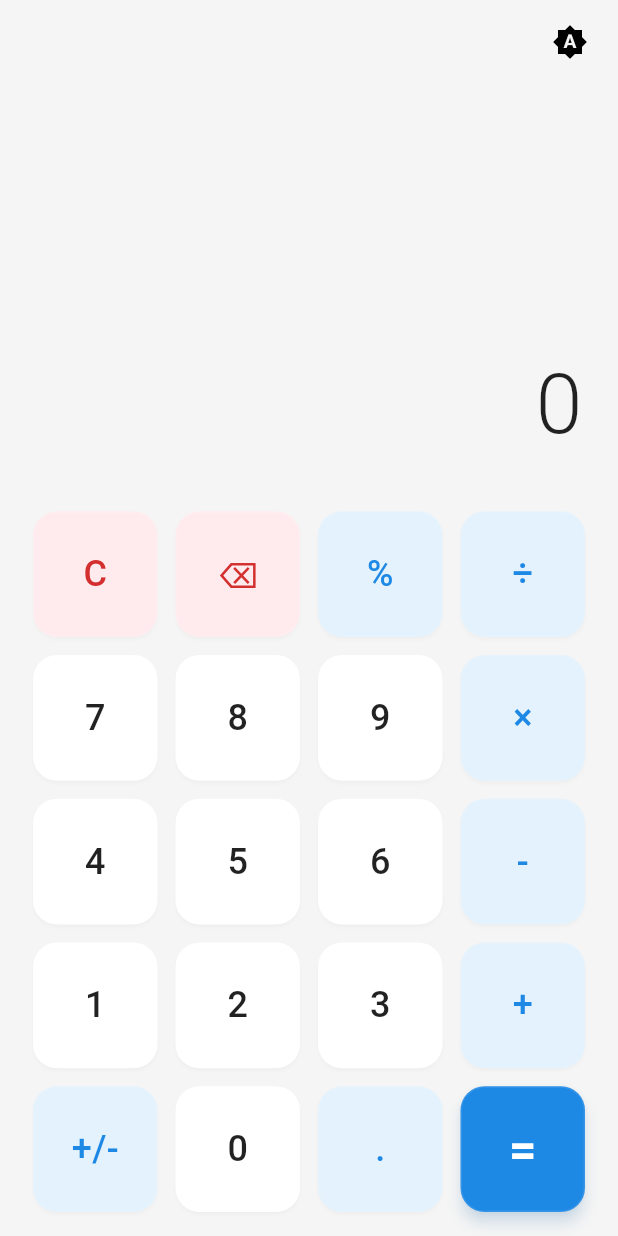
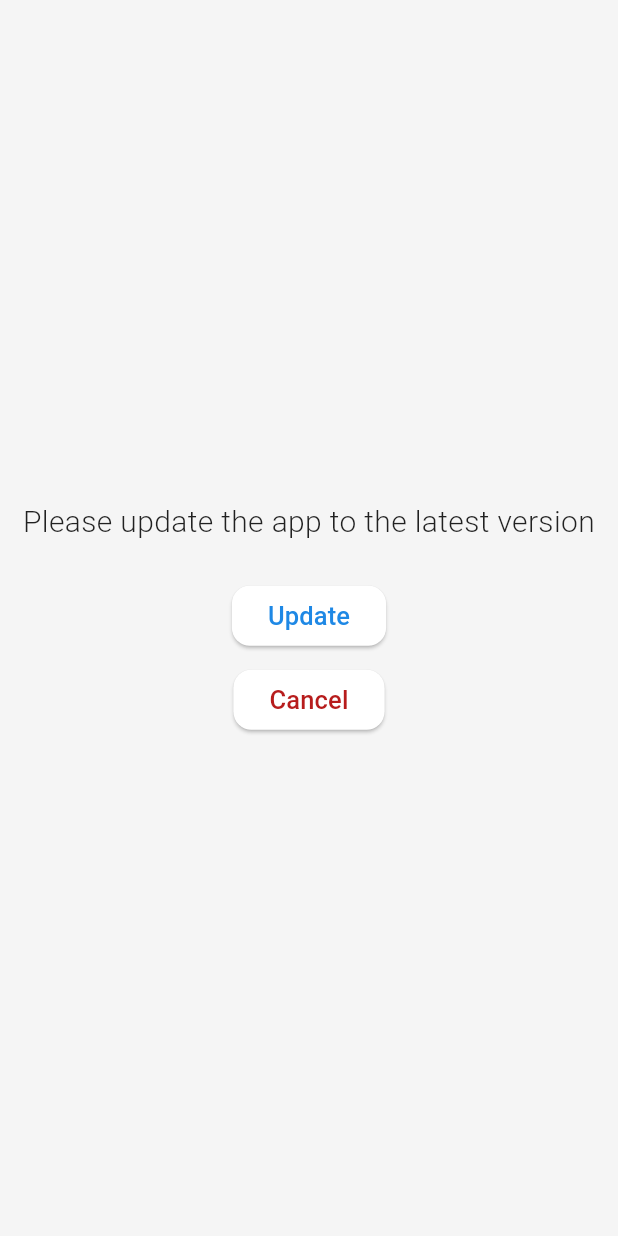
Before and after one commit to PradeepJ0710/simple_calculator, a Flutter app: the screen it shows after launch, on a phone screen of 412 x 824 dp. Run offline on Flutter 3.47's test engine with Material 3 defaults, Android fonts, the phone set to English and light mode, and no system bars; our stand-ins replace equatable, flutter_bloc, google_fonts; missing offline and left inert: in_app_update.

Commit message:
[v0.0.1]Changed app logo, added app update setup

```diff
--- /dev/null
+++ b/devtools_options.yaml
@@ -0,0 +1,3 @@
+description: This file stores settings for Dart & Flutter DevTools.
+documentation: https://docs.flutter.dev/tools/devtools/extensions#configure-extension-enablement-states
+extensions:
--- /dev/null
+++ b/lib/core/cubit/update_cubit.dart
@@ -0,0 +1,106 @@
+import 'package:equatable/equatable.dart';
+import 'package:flutter/cupertino.dart';
+import 'package:flutter_bloc/flutter_bloc.dart';
+import 'package:in_app_update/in_app_update.dart';
+
+import '../services/update_service.dart';
+
+/// Cubit for managing app updates
+class UpdateCubit extends Cubit<UpdateState> {
+  final AppUpdateService _updateService;
+
+  UpdateCubit(this._updateService) : super(const UpdateState.initial());
+
+  /// Check for updates on app start
+  Future<void> checkForUpdates() async {
+    emit(const UpdateState.checking());
+
+    try {
+      final AppUpdateInfo? updateInfo = await _updateService.checkForUpdate();
+
+      if (updateInfo != null) {
+        emit(UpdateState.available());
+        return;
+      }
+      emit(const UpdateState.notAvailable());
+    } catch (e) {
+      emit(const UpdateState.notAvailable());
+    }
+  }
+
+  /// Start the update process
+  Future<void> startUpdate() async {
+    // emit(const UpdateState.updating());
+
+    try {
+      // if (type == UpdateType.immediate) {
+      //   await _updateService.startImmediateUpdate();
+      // } else {
+      //   await _updateService.startFlexibleUpdate();
+      // }
+
+      // emit(const UpdateState.completed());
+
+      await _updateService.startImmediateUpdate();
+    } catch (e) {
+      debugPrint('Error caught while updating: $e');
+      emit(const UpdateState.notAvailable());
+    }
+  }
+
+  // /// Dismiss update notification (for flexible updates)
+  // void dismissUpdate() {
+  //   emit(const UpdateState.dismissed());
+  // }
+}
+
+/// State for app updates
+class UpdateState extends Equatable {
+  final UpdateStatus status;
+  // final UpdateType? updateType;
+  final String? errorMessage;
+
+  const UpdateState({
+    required this.status,
+    // this.updateType,
+    this.errorMessage,
+  });
+
+  const UpdateState.initial()
+      : status = UpdateStatus.initial,
+        // updateType = null,
+        errorMessage = null;
+
+  const UpdateState.checking()
+      : status = UpdateStatus.checking,
+        // updateType = null,
+        errorMessage = null;
+
+  // const UpdateState.available(UpdateType type)
+  //     : status = UpdateStatus.available,
+  //       updateType = type,
+  //       errorMessage = null;
+
+  const UpdateState.available()
+      : status = UpdateStatus.available,
+        errorMessage = null;
+
+  const UpdateState.notAvailable()
+      : status = UpdateStatus.notAvailable,
+        // updateType = null,
+        errorMessage = null;
+
+  // @override
+  // List<Object?> get props => [status, updateType, errorMessage];
+
+  @override
+  List<Object?> get props => [status, errorMessage];
+}
+
+/// Enum for update status
+enum UpdateStatus {
+  initial,
+  checking,
+  available,
+  notAvailable,
+}
--- a/lib/core/theme/app_theme.dart
+++ b/lib/core/theme/app_theme.dart
@@ -29,6 +29,17 @@ class AppTheme {
       bodyColor: Colors.black87,
       displayColor: Colors.black87,
     ),
+    elevatedButtonTheme: ElevatedButtonThemeData(
+      style: ButtonStyle(
+        shape: WidgetStatePropertyAll(
+          RoundedRectangleBorder(
+            borderRadius: BorderRadius.all(
+              Radius.circular(12.0),
+            ),
+          ),
+        ),
+      ),
+    ),
     colorScheme: const ColorScheme.light(
       primary: primaryLight,
       secondary: primaryLight,
@@ -46,6 +57,12 @@ class AppTheme {
       bodyColor: Colors.white,
       displayColor: Colors.white,
     ),
+    elevatedButtonTheme: ElevatedButtonThemeData(
+      style: ButtonStyle(
+        shape: WidgetStatePropertyAll(RoundedRectangleBorder(borderRadius: BorderRadius.all(Radius.circular(12.0)))),
+        foregroundColor: WidgetStateProperty.resolveWith((state) => state.any([WidgetState.disabled].contains) ? Colors.grey : Colors.white),
+      ),
+    ),
     colorScheme: const ColorScheme.dark(
       primary: primaryDark,
       secondary: primaryDark,
--- a/lib/main.dart
+++ b/lib/main.dart
@@ -1,6 +1,9 @@
 import 'package:flutter/material.dart';
 import 'package:flutter/services.dart';
 import 'package:flutter_bloc/flutter_bloc.dart';
+import 'package:simple/core/cubit/update_cubit.dart';
+import 'package:simple/core/services/update_service.dart';
+import 'package:simple/presentation/screens/update_screen.dart';
 
 import 'core/bloc/calculator_bloc.dart';
 import 'core/cubit/theme_cubit.dart';
@@ -29,27 +32,32 @@ class CalculatorApp extends StatelessWidget {
     return MultiBlocProvider(
       providers: [
         BlocProvider(
-          create: (context) => ThemeCubit(),
+          create: (_) => ThemeCubit(),
         ),
         BlocProvider(
-          create: (context) => CalculatorBloc(
+          create: (_) => CalculatorBloc(
             performCalculation: PerformCalculation(
               repository: CalculatorRepository(),
             ),
           ),
         ),
+        BlocProvider(
+          create: (_) => UpdateCubit(AppUpdateService())..checkForUpdates(),
+        ),
       ],
-      child: BlocBuilder<ThemeCubit, ThemeState>(
-        builder: (context, themeState) {
+      child: BlocBuilder<UpdateCubit, UpdateState>(
+        builder: (_, updateState) => BlocBuilder<ThemeCubit, ThemeState>(
+          builder: (__, themeState) {
             return MaterialApp(
               title: 'Calculator',
               debugShowCheckedModeBanner: false,
               theme: AppTheme.lightTheme,
               darkTheme: AppTheme.darkTheme,
               themeMode: themeState.themeMode,
-            home: const CalculatorScreen(),
+              home: updateState.status == UpdateStatus.available ? const UpdateView() : const CalculatorScreen(),
             );
           },
+        ),
       ),
     );
   }
--- a/lib/presentation/screens/calculator_screen.dart
+++ b/lib/presentation/screens/calculator_screen.dart
@@ -2,11 +2,10 @@ import 'package:flutter/material.dart';
 import 'package:flutter_bloc/flutter_bloc.dart';
 import 'package:simple/core/bloc/calculator_bloc.dart';
 import 'package:simple/core/cubit/theme_cubit.dart';
+import 'package:simple/widgets/button_section.dart';
+import 'package:simple/widgets/display_section.dart';
 
-import '../../widgets/button_section.dart';
-import '../../widgets/display_section.dart';
-
-/// Main calculator screen
+/// Main calculator screen with update handling
 class CalculatorScreen extends StatelessWidget {
   const CalculatorScreen({super.key});
 
@@ -17,6 +16,7 @@ class CalculatorScreen extends StatelessWidget {
         backgroundColor: Colors.transparent,
         elevation: 0,
         actions: [
+          // Theme toggle
           BlocBuilder<ThemeCubit, ThemeState>(
             builder: (context, themeState) {
               return IconButton(
@@ -38,7 +38,7 @@ class CalculatorScreen extends StatelessWidget {
             Expanded(
               flex: 35,
               child: BlocBuilder<CalculatorBloc, CalculatorState>(
-                builder: (context, state) {
+                builder: (_, state) {
                   return DisplaySection(
                     expression: state.expression,
                     displayValue: state.displayValue,
--- /dev/null
+++ b/lib/presentation/screens/update_screen.dart
@@ -0,0 +1,83 @@
+import 'package:flutter/material.dart';
+import 'package:flutter/services.dart';
+import 'package:simple/core/theme/app_theme.dart';
+
+class UpdateView extends StatefulWidget {
+  const UpdateView({super.key});
+
+  @override
+  State<UpdateView> createState() => _UpdateViewState();
+}
+
+class _UpdateViewState extends State<UpdateView> {
+  Future _performUpdate() async {
+    // try {
+    //   await InAppUpdate.performImmediateUpdate();
+    // } catch (e) {
+    //   if (kDebugMode) {
+    //     debugPrint('Error caught while performing immediate update: ${e.toString()}');
+    //   }
+    //   return AppUpdateResult.inAppUpdateFailed;
+    // }
+  }
+
+  @override
+  void initState() {
+    _performUpdate();
+    super.initState();
+  }
+
+  @override
+  Widget build(BuildContext context) {
+    return Scaffold(
+      body: SafeArea(
+        child: Center(
+          child: Column(
+            mainAxisAlignment: MainAxisAlignment.center,
+            children: [
+              Text(
+                'Please update the app to the latest version',
+                style: const TextStyle(
+                  fontWeight: FontWeight.w300,
+                  fontStyle: FontStyle.normal,
+                  fontSize: 20.0,
+                ),
+                textAlign: TextAlign.center,
+              ),
+              const SizedBox(height: 24.0),
+              Column(
+                mainAxisSize: MainAxisSize.min,
+                mainAxisAlignment: MainAxisAlignment.center,
+                children: [
+                  ElevatedButton(
+                    onPressed: _performUpdate,
+                    child: Text(
+                      'Update',
+                      style: TextStyle(
+                        fontSize: 17.0,
+                        color: Theme.of(context).primaryColor,
+                      ),
+                    ),
+                  ),
+                  const SizedBox(height: 8.0),
+                  ElevatedButton(
+                    onPressed: () {
+                      SystemNavigator.pop();
+                    },
+                    child: const Text(
+                      'Cancel',
+                      style: TextStyle(
+                        fontSize: 17.0,
+                        color: AppTheme.functionButtonDark,
+                      ),
+                    ),
+                  ),
+                ],
+              ),
+            ],
+          ),
+        ),
+      ),
+    );
+  }
+}
--- a/pubspec.yaml
+++ b/pubspec.yaml
@@ -16,7 +16,7 @@ publish_to: 'none' # Remove this line if you wish to publish to pub.dev
 # https://developer.apple.com/library/archive/documentation/General/Reference/InfoPlistKeyReference/Articles/CoreFoundationKeys.html
 # In Windows, build-name is used as the major, minor, and patch parts
 # of the product and file versions while build-number is used as the build suffix.
-version: 1.0.0+1
+version: 0.0.1
 
 environment:
   sdk: ^3.6.0
@@ -34,9 +34,10 @@ dependencies:
   # The following adds the Cupertino Icons font to your application.
   # Use with the CupertinoIcons class for iOS style icons.
   cupertino_icons: ^1.0.8
+  equatable:
   flutter_bloc:
-  equatable:
   google_fonts:
+  in_app_update: 4.2.3
 
 dev_dependencies:
   flutter_test:
```
Also changed, not shown: lib/core/services/update_service.dart (added, +90 -0 lines), pubspec.lock, 27 other files. Lines whose indentation alone changed are shown as unchanged.
